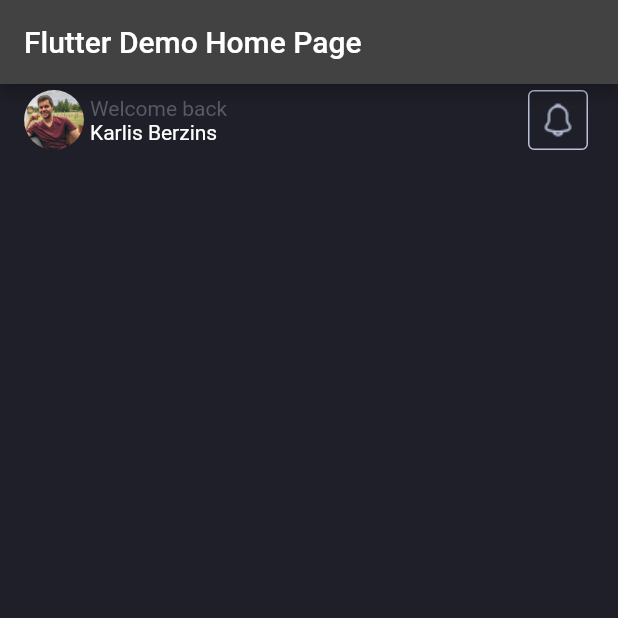
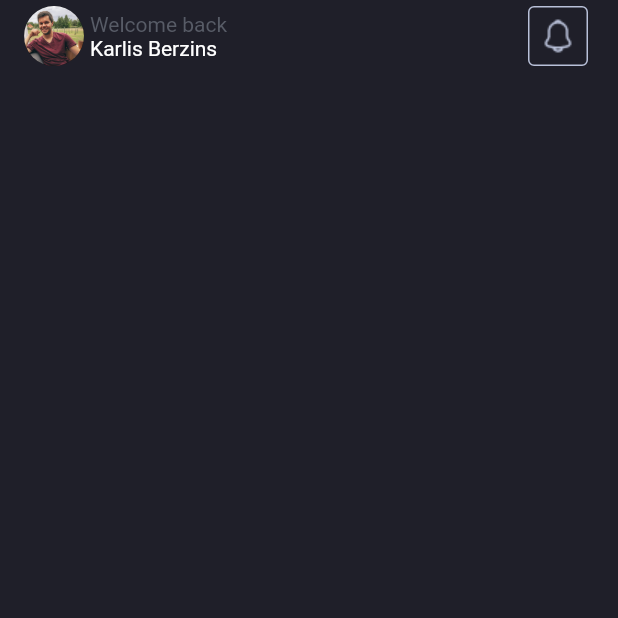
Before and after one commit to berzinsk/ui_tour_booking_app_flutter, a Flutter app: the screen it shows after launch, on a phone screen of 412 x 824 dp, the top half of it. Run offline on Flutter 3.47's test engine with Material 2 defaults, Android fonts, the phone set to English and light mode, and no system bars.

Commit message:
Remove app header / add background color to app scaffold

```diff
--- a/lib/main.dart
+++ b/lib/main.dart
@@ -34,16 +34,15 @@ class MyHomePage extends StatelessWidget {
   @override
   Widget build(BuildContext context) {
     return Scaffold(
-      appBar: AppBar(
-        title: Text(title),
-      ),
-      body: Container(
-        color: const Color(0xff1f1f29),
-        padding: const EdgeInsets.only(left: 16.0, right: 16.0),
-        child: Column(
-          children: const [
-            AppHeader(),
-          ],
+      backgroundColor: const Color(0xff1f1f29),
+      body: SafeArea(
+        child: Container(
+          padding: const EdgeInsets.only(left: 16.0, right: 16.0),
+          child: Column(
+            children: const [
+              AppHeader(),
+            ],
+          ),
         ),
       ),
     );
```
